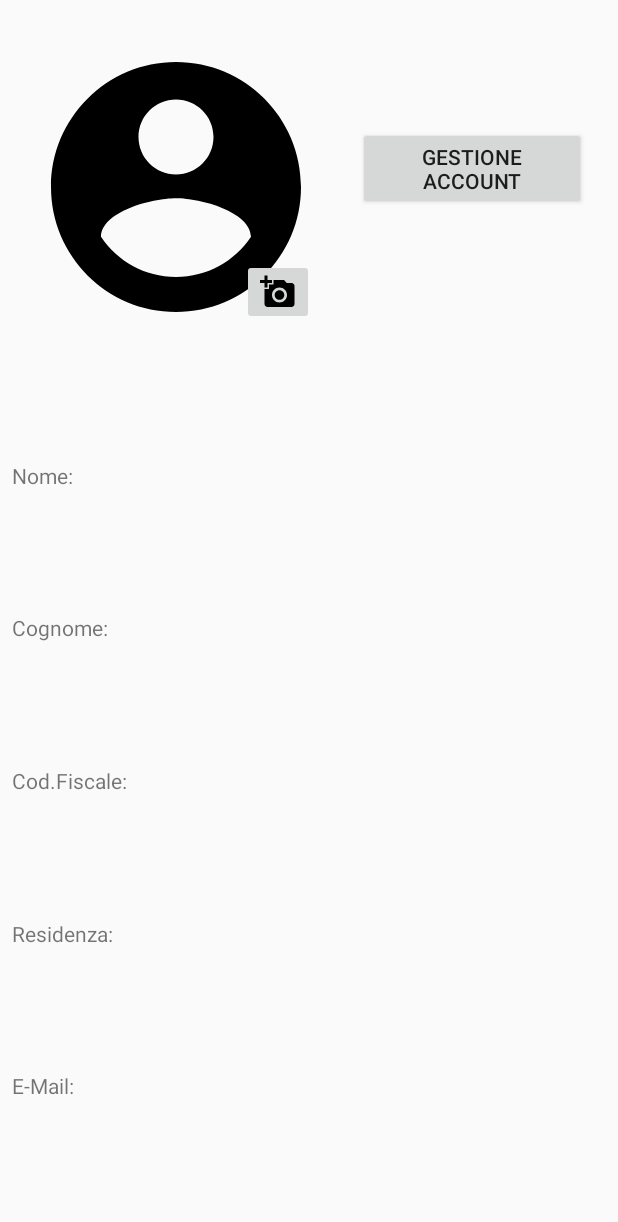
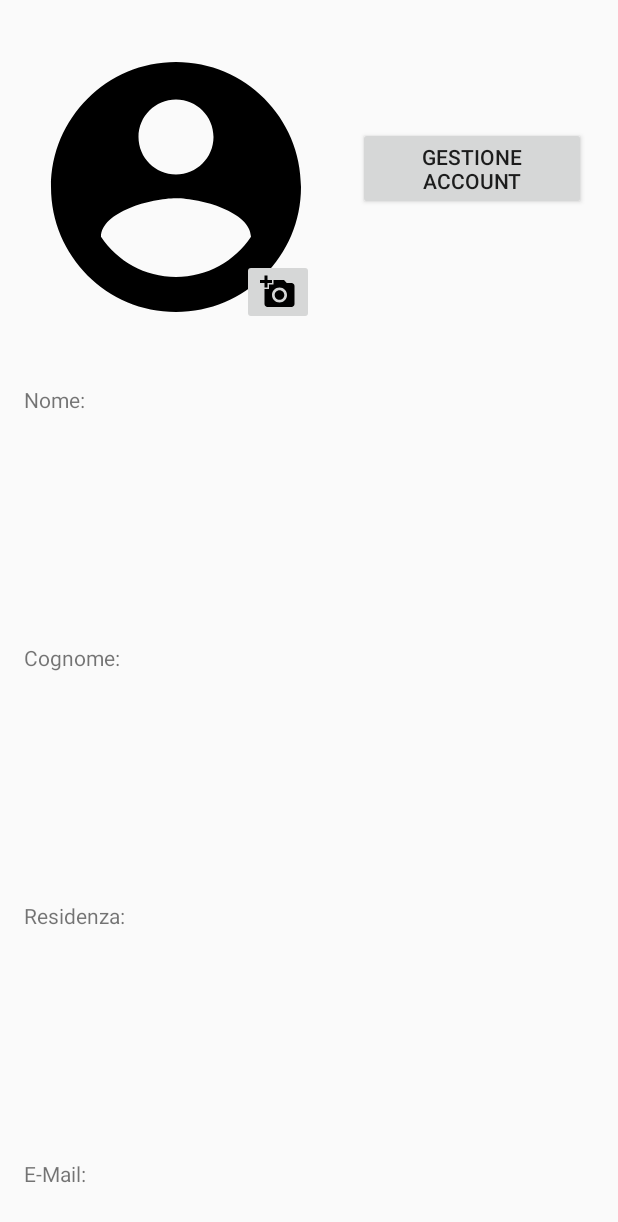
Before and after one commit to raffaelepalmiero95/Esercitazione6, an Android app: the AccountActivity screen opened directly, with no data from a screen before it, on a phone screen of 412 x 824 dp. Shown: the top 1222 px of the screen. Run offline under Robolectric (Android 15) with nearby library versions, the phone set to English and light mode, and no system bars; our stand-ins replace Firebase (no records; nobody signed in at launch, a user with empty details on screens opened directly).

Commit message:
Ultimo commit

```diff
--- a/app/src/main/java/com/example/antonio/esercitazione6/GestioneActivity.java
+++ b/app/src/main/java/com/example/antonio/esercitazione6/GestioneActivity.java
@@ -187,8 +187,8 @@ public class GestioneActivity extends AppCompatActivity {
             @Override
             public void onAuthStateChanged(@NonNull FirebaseAuth firebaseAuth) {
                 FirebaseUser user = firebaseAuth.getCurrentUser();
-                if (user == null) {
-
+               if (user == null)
+                {
                     startActivity(new Intent(GestioneActivity.this, LoginActivity.class));
                     finish();
                 }
--- a/app/src/main/res/layout/activity_account.xml
+++ b/app/src/main/res/layout/activity_account.xml
@@ -10,48 +10,40 @@
         android:id="@+id/nome"
         android:layout_width="wrap_content"
         android:layout_height="wrap_content"
-        android:layout_marginStart="8dp"
+        android:layout_marginStart="16dp"
+        android:layout_marginTop="32dp"
         android:text="@string/nome"
         app:layout_constraintBottom_toTopOf="@+id/cognome"
         app:layout_constraintStart_toStartOf="parent"
-        app:layout_constraintTop_toBottomOf="@+id/imageView" />
+        app:layout_constraintTop_toBottomOf="@+id/imageView"
+        app:layout_constraintVertical_chainStyle="spread_inside" />
 
     <TextView
         android:id="@+id/cognome"
         android:layout_width="wrap_content"
         android:layout_height="wrap_content"
-        android:layout_marginStart="8dp"
+        android:layout_marginStart="16dp"
         android:text="@string/cognome"
-        app:layout_constraintBottom_toTopOf="@+id/codfiscale"
+        app:layout_constraintBottom_toTopOf="@+id/residenza"
         app:layout_constraintStart_toStartOf="parent"
         app:layout_constraintTop_toBottomOf="@+id/nome" />
-
-    <TextView
-        android:id="@+id/codfiscale"
-        android:layout_width="wrap_content"
-        android:layout_height="wrap_content"
-        android:layout_marginStart="8dp"
-        android:text="@string/cod_fiscale"
-        app:layout_constraintBottom_toTopOf="@+id/residenza"
-        app:layout_constraintStart_toStartOf="parent"
-        app:layout_constraintTop_toBottomOf="@+id/cognome" />
 
     <TextView
         android:id="@+id/residenza"
         android:layout_width="wrap_content"
         android:layout_height="wrap_content"
-        android:layout_marginStart="8dp"
+        android:layout_marginStart="16dp"
         android:text="@string/residenza"
         app:layout_constraintBottom_toTopOf="@+id/email"
         app:layout_constraintStart_toStartOf="parent"
-        app:layout_constraintTop_toBottomOf="@+id/codfiscale" />
+        app:layout_constraintTop_toBottomOf="@+id/cognome" />
 
     <TextView
         android:id="@+id/email"
         android:layout_width="wrap_content"
         android:layout_height="wrap_content"
-        android:layout_marginBottom="8dp"
-        android:layout_marginStart="8dp"
+        android:layout_marginBottom="32dp"
+        android:layout_marginStart="16dp"
         android:text="@string/e_mail"
         app:layout_constraintBottom_toBottomOf="parent"
         app:layout_constraintStart_toStartOf="parent"
@@ -94,17 +86,6 @@
         app:layout_constraintBottom_toBottomOf="@+id/cognome"
         app:layout_constraintEnd_toEndOf="parent"
         app:layout_constraintStart_toEndOf="@+id/cognome" />
-
-    <TextView
-        android:id="@+id/textView10"
-        android:layout_width="wrap_content"
-        android:layout_height="wrap_content"
-        android:layout_marginEnd="8dp"
-        android:layout_marginStart="8dp"
-        android:text="@string/TextViewCodFiscaleUtente"
-        app:layout_constraintBottom_toBottomOf="@+id/codfiscale"
-        app:layout_constraintEnd_toEndOf="parent"
-        app:layout_constraintStart_toEndOf="@+id/codfiscale" />
 
     <TextView
         android:id="@+id/textView11"
@@ -159,16 +140,6 @@
         app:layout_constraintStart_toEndOf="@+id/cognome" />
 
     <TextView
-        android:id="@+id/codfiscale_profilo"
-        android:layout_width="wrap_content"
-        android:layout_height="wrap_content"
-        android:layout_marginEnd="8dp"
-        android:layout_marginStart="8dp"
-        app:layout_constraintBaseline_toBaselineOf="@+id/codfiscale"
-        app:layout_constraintEnd_toEndOf="parent"
-        app:layout_constraintStart_toEndOf="@+id/codfiscale" />
-
-    <TextView
         android:id="@+id/residenza_profilo"
         android:layout_width="wrap_content"
         android:layout_height="wrap_content"
```
